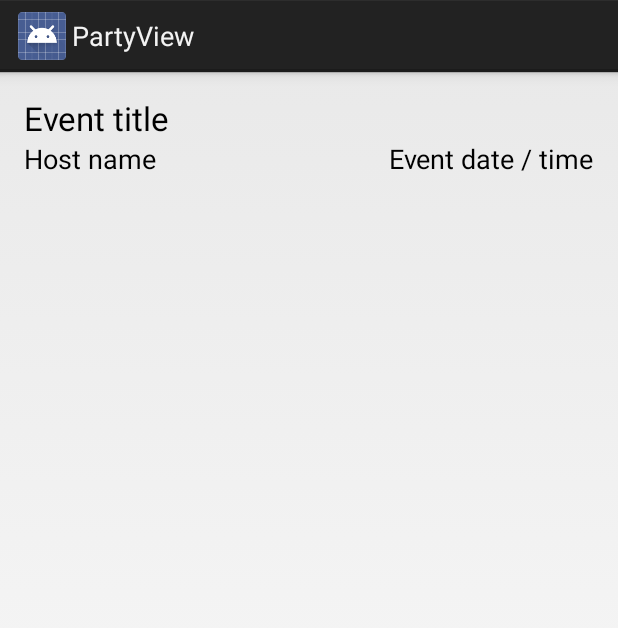
After one commit to eecsninja/partyview, an Android app: the layout home_event_item.xml on its own in the app's theme, with its tools: preview values and no code run, on a phone screen of 412 x 824 dp. The commit adds this screen. Shown: the top 628 px of the screen. Run offline under Robolectric (Android 15) with nearby library versions, the phone set to English and light mode, and no system bars.

Commit message:
Add home screen event item

```diff
--- /dev/null
+++ b/app/src/main/res/layout/home_event_item.xml
@@ -0,0 +1,31 @@
+<?xml version="1.0" encoding="utf-8"?>
+
+<RelativeLayout xmlns:android="http://schemas.android.com/apk/res/android"
+                android:layout_width="match_parent"
+                android:layout_height="match_parent">
+
+    <TextView
+            android:layout_width="wrap_content"
+            android:layout_height="wrap_content"
+            android:textAppearance="?android:attr/textAppearanceLarge"
+            android:text="@string/home_event_title_label"
+            android:id="@+id/tvEventItemTitle" android:layout_alignParentTop="true"
+            android:layout_alignParentLeft="true" android:layout_alignParentStart="true"
+            android:layout_marginLeft="16dp" android:layout_marginTop="16dp"/>
+    <TextView
+            android:layout_width="wrap_content"
+            android:layout_height="wrap_content"
+            android:textAppearance="?android:attr/textAppearanceMedium"
+            android:text="@string/home_event_host_label"
+            android:id="@+id/tvEventItemHost" android:layout_below="@+id/tvEventItemTitle"
+            android:layout_alignLeft="@+id/tvEventItemTitle"
+            android:layout_alignStart="@+id/tvEventItemTitle"/>
+    <TextView
+            android:layout_width="wrap_content"
+            android:layout_height="wrap_content"
+            android:textAppearance="?android:attr/textAppearanceMedium"
+            android:text="@string/home_event_time_label"
+            android:id="@+id/tvEventItemTime" android:layout_alignBottom="@+id/tvEventItemHost"
+            android:layout_alignParentRight="true" android:layout_alignParentEnd="true"
+            android:layout_marginRight="16dp"/>
+</RelativeLayout>
--- a/app/src/main/res/values/strings.xml
+++ b/app/src/main/res/values/strings.xml
@@ -18,5 +18,8 @@
     <string name="title_activity_home">HomeActivity</string>
     <string name="home_name_label">User name</string>
     <string name="home_email_label">Email address</string>
+    <string name="home_event_title_label">Event title</string>
+    <string name="home_event_time_label">Event date / time</string>
+    <string name="home_event_host_label">Host name</string>
 
 </resources>
```
